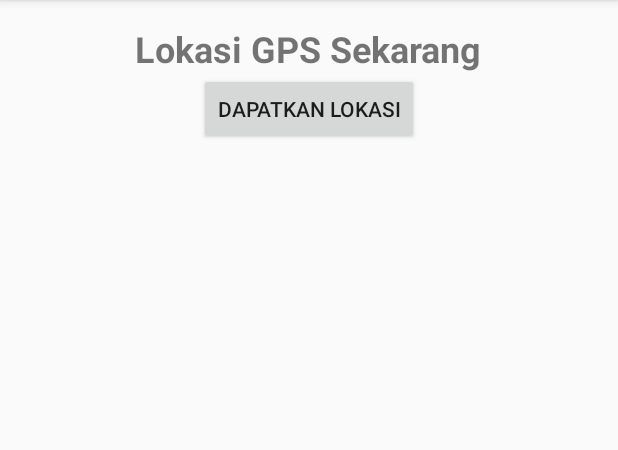
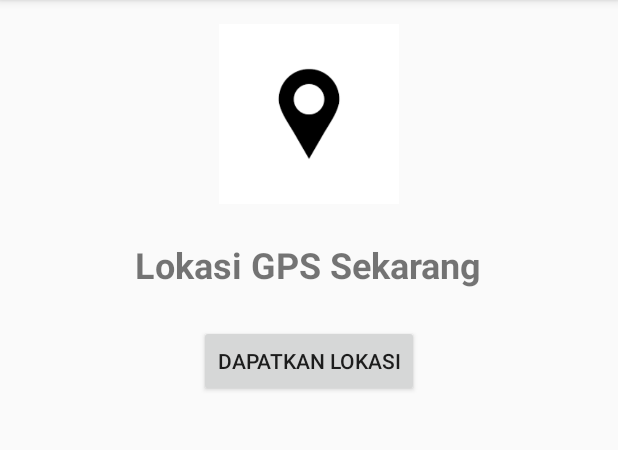
Before and after one commit to fierzahaikkal/pbo_java_android, an Android app: the GPS screen opened directly, with no data from a screen before it, on a phone screen of 412 x 824 dp, the part 84-534 px from its top. Run offline under Robolectric (Android 15) with nearby library versions, the phone set to English and light mode, and no system bars.

Commit message:
feature: add image

```diff
--- a/app/src/main/res/layout/activity_gps.xml
+++ b/app/src/main/res/layout/activity_gps.xml
@@ -5,16 +5,27 @@
     android:layout_margin="16dp"
     android:gravity="center_horizontal"
     android:orientation="vertical">
+
+    <ImageView
+        android:layout_width="120dp"
+        android:layout_height="120dp"
+        android:src="@drawable/gps"
+        android:contentDescription="gps" />
+
     <TextView
         android:id="@+id/location"
         android:layout_width="wrap_content"
         android:layout_height="wrap_content"
         android:text="Lokasi GPS Sekarang"
         android:textSize="24sp"
-        android:textStyle="bold" />
+        android:textStyle="bold"
+        android:layout_marginTop="24dp" />
+
     <Button
         android:id="@+id/getLocation"
         android:text="Dapatkan Lokasi"
         android:layout_width="wrap_content"
-        android:layout_height="wrap_content" />
+        android:layout_height="wrap_content"
+        android:layout_marginTop="24dp" />
+
 </LinearLayout>
```
Also changed, not shown: app/src/main/res/layout/nav_header_main.xml (+8 -7 lines), app/src/main/res/drawable/dasi.png (added), app/src/main/res/drawable/gps.png (added), app/src/main/res/drawable/navcolor.jpg (added).
